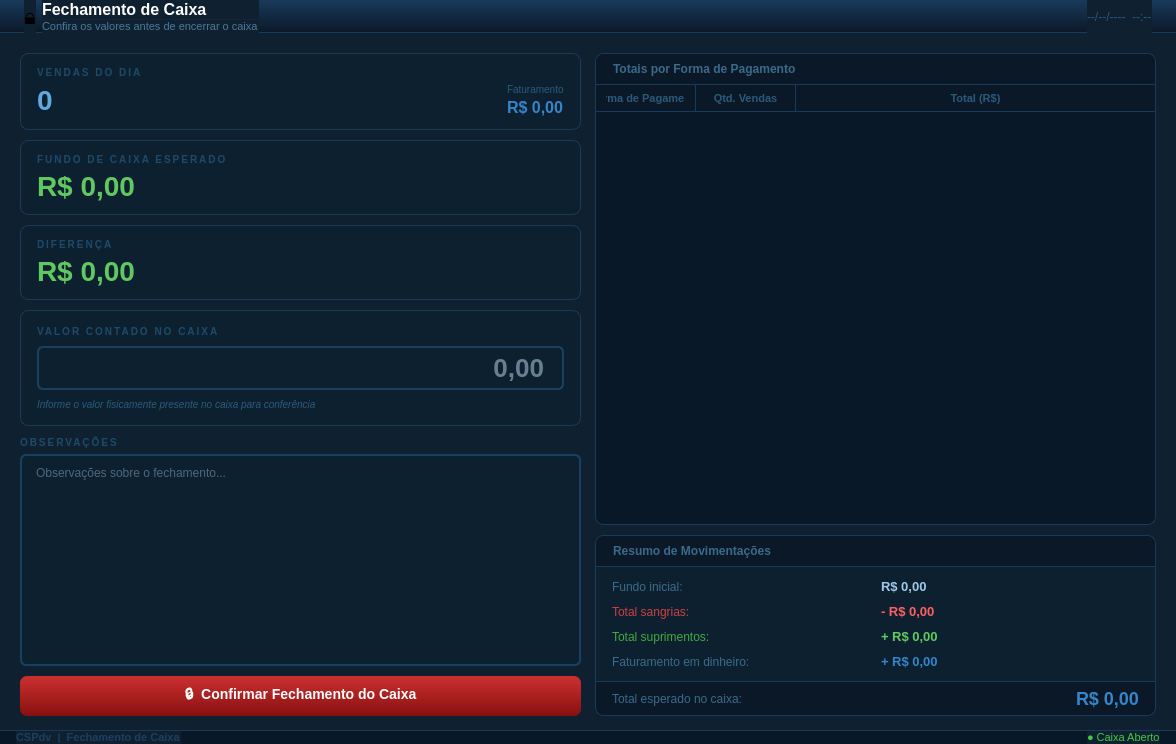
This is ui/venda/tela_fechamento_caixa.ui in iuryruansc/cspdv as Qt 5 draws it before an edit. The edited form follows.
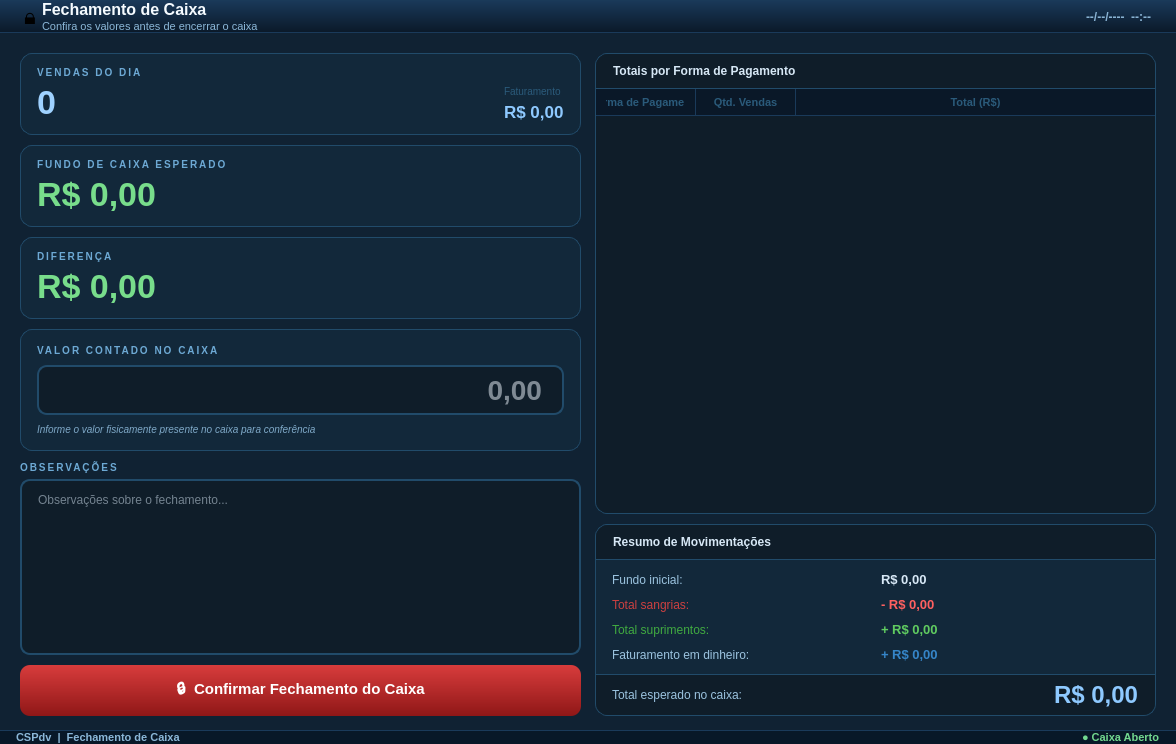
This is the edited form.

Commit message: view para vendas

The edit to the form file:
```diff
--- a/ui/venda/tela_fechamento_caixa.ui
+++ b/ui/venda/tela_fechamento_caixa.ui
@@ -7,7 +7,7 @@
   </property>
   <property name="windowTitle"><string>CSPdv - Fechamento de Caixa</string></property>
   <property name="styleSheet">
-   <string notr="true">QWidget { font-family: Arial; background-color: #0f2030; }</string>
+   <string notr="true">QWidget { font-family: Arial; background-color: #102233; } QLabel { background-color: transparent; }</string>
   </property>
 
   <layout class="QVBoxLayout" name="mainVLayout">
@@ -29,12 +29,12 @@
       <item><widget class="QLabel" name="lblHIco"><property name="text"><string>&#128274;</string></property><property name="styleSheet"><string notr="true">font-size:22px;</string></property></widget></item>
       <item>
        <layout class="QVBoxLayout"><property name="spacing"><number>1</number></property>
-        <item><widget class="QLabel" name="lblHTitulo"><property name="text"><string>Fechamento de Caixa</string></property><property name="styleSheet"><string notr="true">color:white;font-size:16px;font-weight:bold;</string></property></widget></item>
-        <item><widget class="QLabel" name="lblHSub"><property name="text"><string>Confira os valores antes de encerrar o caixa</string></property><property name="styleSheet"><string notr="true">color:#4a7a9a;font-size:11px;</string></property></widget></item>
+        <item><widget class="QLabel" name="lblHTitulo"><property name="text"><string>Fechamento de Caixa</string></property><property name="styleSheet"><string notr="true">color:#f5fbff;font-size:16px;font-weight:bold;</string></property></widget></item>
+        <item><widget class="QLabel" name="lblHSub"><property name="text"><string>Confira os valores antes de encerrar o caixa</string></property><property name="styleSheet"><string notr="true">color:#8bb7d8;font-size:11px;</string></property></widget></item>
        </layout>
       </item>
       <item><spacer><property name="orientation"><enum>Qt::Horizontal</enum></property><property name="sizeHint" stdset="0"><size><width>20</width><height>10</height></size></property></spacer></item>
-      <item><widget class="QLabel" name="lblHDataHora"><property name="text"><string>--/--/----  --:--</string></property><property name="styleSheet"><string notr="true">color:#2a5a7a;font-size:12px;</string></property></widget></item>
+      <item><widget class="QLabel" name="lblHDataHora"><property name="text"><string>--/--/----  --:--</string></property><property name="styleSheet"><string notr="true">color:#88b2d3;font-size:12px;font-weight:bold;</string></property></widget></item>
      </layout>
     </widget>
    </item>
@@ -66,20 +66,20 @@
          <item>
           <widget class="QFrame" name="cardVendas">
            <property name="minimumHeight"><number>80</number></property>
-           <property name="styleSheet"><string notr="true">QFrame#cardVendas{background-color:#0d2030;border:1px solid #1a3a5a;border-radius:8px;}</string></property>
+           <property name="styleSheet"><string notr="true">QFrame#cardVendas{background-color:#12283a;border:1px solid #214b6a;border-radius:12px;}</string></property>
            <layout class="QVBoxLayout" name="cardVendasVL">
             <property name="spacing"><number>4</number></property>
             <property name="leftMargin"><number>16</number></property><property name="topMargin"><number>12</number></property>
             <property name="rightMargin"><number>16</number></property><property name="bottomMargin"><number>12</number></property>
-            <item><widget class="QLabel" name="lblCardVendasLabel"><property name="text"><string>VENDAS DO DIA</string></property><property name="styleSheet"><string notr="true">font-size:10px;font-weight:bold;color:#1e4a6a;letter-spacing:2px;</string></property></widget></item>
+            <item><widget class="QLabel" name="lblCardVendasLabel"><property name="text"><string>VENDAS DO DIA</string></property><property name="styleSheet"><string notr="true">font-size:10px;font-weight:bold;color:#6da9d4;letter-spacing:2px;</string></property></widget></item>
             <item>
              <layout class="QHBoxLayout">
-              <item><widget class="QLabel" name="lblCardVendasValor"><property name="text"><string>0</string></property><property name="styleSheet"><string notr="true">font-size:28px;font-weight:bold;color:#60a8e0;</string></property></widget></item>
+              <item><widget class="QLabel" name="lblCardVendasValor"><property name="text"><string>0</string></property><property name="styleSheet"><string notr="true">font-size:34px;font-weight:bold;color:#9fd2ff;</string></property></widget></item>
               <item><spacer><property name="orientation"><enum>Qt::Horizontal</enum></property><property name="sizeHint" stdset="0"><size><width>10</width><height>10</height></size></property></spacer></item>
               <item>
                <layout class="QVBoxLayout"><property name="spacing"><number>2</number></property>
                 <item><widget class="QLabel" name="lblCardVendasTotalLabel"><property name="text"><string>Faturamento</string></property><property name="styleSheet"><string notr="true">font-size:10px;color:#2a5a7a;</string></property></widget></item>
-                <item><widget class="QLabel" name="lblCardVendasTotalValor"><property name="text"><string>R$ 0,00</string></property><property name="styleSheet"><string notr="true">font-size:16px;font-weight:bold;color:#3585c8;</string></property></widget></item>
+                <item><widget class="QLabel" name="lblCardVendasTotalValor"><property name="text"><string>R$ 0,00</string></property><property name="styleSheet"><string notr="true">font-size:17px;font-weight:bold;color:#8ec9ff;</string></property></widget></item>
                </layout>
               </item>
              </layout>
@@ -92,13 +92,13 @@
          <item>
           <widget class="QFrame" name="cardFundoCaixa">
            <property name="minimumHeight"><number>80</number></property>
-           <property name="styleSheet"><string notr="true">QFrame#cardFundoCaixa{background-color:#0d2030;border:1px solid #1a3a5a;border-radius:8px;}</string></property>
+           <property name="styleSheet"><string notr="true">QFrame#cardFundoCaixa{background-color:#12283a;border:1px solid #214b6a;border-radius:12px;}</string></property>
            <layout class="QVBoxLayout" name="cardFundoVL">
             <property name="spacing"><number>4</number></property>
             <property name="leftMargin"><number>16</number></property><property name="topMargin"><number>12</number></property>
             <property name="rightMargin"><number>16</number></property><property name="bottomMargin"><number>12</number></property>
-            <item><widget class="QLabel" name="lblCardFundoLabel"><property name="text"><string>FUNDO DE CAIXA ESPERADO</string></property><property name="styleSheet"><string notr="true">font-size:10px;font-weight:bold;color:#1e4a6a;letter-spacing:2px;</string></property></widget></item>
-            <item><widget class="QLabel" name="lblCardFundoValor"><property name="text"><string>R$ 0,00</string></property><property name="styleSheet"><string notr="true">font-size:28px;font-weight:bold;color:#60c860;</string></property></widget></item>
+            <item><widget class="QLabel" name="lblCardFundoLabel"><property name="text"><string>FUNDO DE CAIXA ESPERADO</string></property><property name="styleSheet"><string notr="true">font-size:10px;font-weight:bold;color:#6da9d4;letter-spacing:2px;</string></property></widget></item>
+            <item><widget class="QLabel" name="lblCardFundoValor"><property name="text"><string>R$ 0,00</string></property><property name="styleSheet"><string notr="true">font-size:34px;font-weight:bold;color:#78dd8b;</string></property></widget></item>
            </layout>
           </widget>
          </item>
@@ -107,13 +107,13 @@
          <item>
           <widget class="QFrame" name="cardDiferenca">
            <property name="minimumHeight"><number>80</number></property>
-           <property name="styleSheet"><string notr="true">QFrame#cardDiferenca{background-color:#0d2030;border:1px solid #1a3a5a;border-radius:8px;}</string></property>
+           <property name="styleSheet"><string notr="true">QFrame#cardDiferenca{background-color:#12283a;border:1px solid #214b6a;border-radius:12px;}</string></property>
            <layout class="QVBoxLayout" name="cardDifVL">
             <property name="spacing"><number>4</number></property>
             <property name="leftMargin"><number>16</number></property><property name="topMargin"><number>12</number></property>
             <property name="rightMargin"><number>16</number></property><property name="bottomMargin"><number>12</number></property>
-            <item><widget class="QLabel" name="lblCardDifLabel"><property name="text"><string>DIFERENÇA</string></property><property name="styleSheet"><string notr="true">font-size:10px;font-weight:bold;color:#1e4a6a;letter-spacing:2px;</string></property></widget></item>
-            <item><widget class="QLabel" name="lblCardDifValor"><property name="text"><string>R$ 0,00</string></property><property name="styleSheet"><string notr="true">font-size:28px;font-weight:bold;color:#60c860;</string></property></widget></item>
+            <item><widget class="QLabel" name="lblCardDifLabel"><property name="text"><string>DIFERENÇA</string></property><property name="styleSheet"><string notr="true">font-size:10px;font-weight:bold;color:#6da9d4;letter-spacing:2px;</string></property></widget></item>
+            <item><widget class="QLabel" name="lblCardDifValor"><property name="text"><string>R$ 0,00</string></property><property name="styleSheet"><string notr="true">font-size:34px;font-weight:bold;color:#78dd8b;</string></property></widget></item>
            </layout>
           </widget>
          </item>
@@ -121,21 +121,21 @@
          <!-- Conferência: valor em caixa -->
          <item>
           <widget class="QFrame" name="frameConferencia">
-           <property name="styleSheet"><string notr="true">QFrame#frameConferencia{background-color:#0d2030;border:1px solid #1a3a5a;border-radius:8px;}</string></property>
+           <property name="styleSheet"><string notr="true">QFrame#frameConferencia{background-color:#12283a;border:1px solid #214b6a;border-radius:12px;}</string></property>
            <layout class="QVBoxLayout" name="confVLayout">
             <property name="spacing"><number>8</number></property>
             <property name="leftMargin"><number>16</number></property><property name="topMargin"><number>14</number></property>
             <property name="rightMargin"><number>16</number></property><property name="bottomMargin"><number>14</number></property>
-            <item><widget class="QLabel" name="lblConfLabel"><property name="text"><string>VALOR CONTADO NO CAIXA</string></property><property name="styleSheet"><string notr="true">font-size:10px;font-weight:bold;color:#1e4a6a;letter-spacing:2px;</string></property></widget></item>
+            <item><widget class="QLabel" name="lblConfLabel"><property name="text"><string>VALOR CONTADO NO CAIXA</string></property><property name="styleSheet"><string notr="true">font-size:10px;font-weight:bold;color:#6da9d4;letter-spacing:2px;</string></property></widget></item>
             <item>
              <widget class="QLineEdit" name="lineEditValorContado">
               <property name="minimumHeight"><number>52</number></property>
               <property name="alignment"><set>Qt::AlignRight|Qt::AlignVCenter</set></property>
               <property name="placeholderText"><string>0,00</string></property>
-              <property name="styleSheet"><string notr="true">QLineEdit{background-color:#0d2030;border:2px solid #1a4060;border-radius:6px;font-size:26px;font-weight:bold;color:#c0dff4;padding:4px 16px;}QLineEdit:focus{border:2px solid #3585c8;background-color:#0f2840;}</string></property>
+              <property name="styleSheet"><string notr="true">QLineEdit{background-color:#0f1d29;border:2px solid #214b6a;border-radius:10px;font-size:28px;font-weight:bold;color:#f0f7ff;padding:6px 18px;}QLineEdit:focus{border:2px solid #4d96d8;background-color:#13273a;}</string></property>
              </widget>
             </item>
-            <item><widget class="QLabel" name="lblConfDica"><property name="text"><string>Informe o valor fisicamente presente no caixa para conferência</string></property><property name="styleSheet"><string notr="true">font-size:10px;color:#2a5a7a;font-style:italic;</string></property></widget></item>
+            <item><widget class="QLabel" name="lblConfDica"><property name="text"><string>Informe o valor fisicamente presente no caixa para conferência</string></property><property name="styleSheet"><string notr="true">font-size:10px;color:#7fa9c8;font-style:italic;</string></property></widget></item>
            </layout>
           </widget>
          </item>
@@ -143,13 +143,13 @@
          <!-- Observações de fechamento -->
          <item>
           <layout class="QVBoxLayout"><property name="spacing"><number>5</number></property>
-           <item><widget class="QLabel" name="lblObsLabel"><property name="text"><string>OBSERVAÇÕES</string></property><property name="styleSheet"><string notr="true">font-size:10px;font-weight:bold;color:#1e4a6a;letter-spacing:2px;</string></property></widget></item>
+           <item><widget class="QLabel" name="lblObsLabel"><property name="text"><string>OBSERVAÇÕES</string></property><property name="styleSheet"><string notr="true">font-size:10px;font-weight:bold;color:#6da9d4;letter-spacing:2px;</string></property></widget></item>
            <item>
             <widget class="QPlainTextEdit" name="plainTextObs">
              <property name="minimumHeight"><number>52</number></property>
              <property name="maximumHeight"><number>52</number></property>
              <property name="placeholderText"><string>Observações sobre o fechamento...</string></property>
-             <property name="styleSheet"><string notr="true">QPlainTextEdit{background-color:#0d2030;border:2px solid #1a4060;border-radius:6px;font-size:12px;color:#8ab0cc;padding:6px 10px;}QPlainTextEdit:focus{border-color:#3585c8;}</string></property>
+             <property name="styleSheet"><string notr="true">QPlainTextEdit{background-color:#0f1d29;border:2px solid #214b6a;border-radius:10px;font-size:12px;color:#d7e8f6;padding:8px 12px;}QPlainTextEdit:focus{border-color:#4d96d8;}</string></property>
             </widget>
            </item>
           </layout>
@@ -160,7 +160,7 @@
           <widget class="QPushButton" name="btnFecharCaixa">
            <property name="text"><string>&#128274;  Confirmar Fechamento do Caixa</string></property>
            <property name="minimumHeight"><number>50</number></property>
-           <property name="styleSheet"><string notr="true">QPushButton{background:qlineargradient(x1:0,y1:0,x2:0,y2:1,stop:0 #cc3030,stop:1 #881010);color:white;font-size:14px;font-weight:bold;border:none;border-radius:7px;padding:8px;}QPushButton:hover{background:qlineargradient(x1:0,y1:0,x2:0,y2:1,stop:0 #dd4040,stop:1 #991818);}QPushButton:pressed{background:qlineargradient(x1:0,y1:0,x2:0,y2:1,stop:0 #aa1010,stop:1 #660808);}</string></property>
+           <property name="styleSheet"><string notr="true">QPushButton{background:qlineargradient(x1:0,y1:0,x2:0,y2:1,stop:0 #d83c3c,stop:1 #8f1717);color:white;font-size:15px;font-weight:bold;border:none;border-radius:10px;padding:12px;}QPushButton:hover{background:qlineargradient(x1:0,y1:0,x2:0,y2:1,stop:0 #dd4040,stop:1 #991818);}QPushButton:pressed{background:qlineargradient(x1:0,y1:0,x2:0,y2:1,stop:0 #aa1010,stop:1 #660808);}</string></property>
           </widget>
          </item>
 
@@ -182,7 +182,7 @@
          <!-- Totais por forma de pagamento -->
          <item>
           <widget class="QFrame" name="frameTotaisPgto">
-           <property name="styleSheet"><string notr="true">QFrame#frameTotaisPgto{background-color:#0d2030;border:1px solid #1a3a5a;border-radius:8px;}</string></property>
+           <property name="styleSheet"><string notr="true">QFrame#frameTotaisPgto{background-color:#12283a;border:1px solid #214b6a;border-radius:12px;}</string></property>
            <layout class="QVBoxLayout" name="totaisPgtoVL">
             <property name="spacing"><number>0</number></property>
             <property name="leftMargin"><number>0</number></property>
@@ -194,7 +194,7 @@
               <property name="text"><string>Totais por Forma de Pagamento</string></property>
               <property name="minimumHeight"><number>36</number></property>
               <property name="maximumHeight"><number>36</number></property>
-              <property name="styleSheet"><string notr="true">QLabel{background-color:#0a1828;color:#3a6a8a;font-size:12px;font-weight:bold;padding:8px 14px;border-top-left-radius:8px;border-top-right-radius:8px;border-bottom:1px solid #1a3a5a;}</string></property>
+              <property name="styleSheet"><string notr="true">QLabel{background-color:#0f1d29;color:#d7e8f6;font-size:12px;font-weight:bold;padding:10px 14px;border-top-left-radius:12px;border-top-right-radius:12px;border-bottom:1px solid #214b6a;}</string></property>
              </widget>
             </item>
             <item>
@@ -202,7 +202,7 @@
               <property name="minimumHeight"><number>160</number></property>
               <property name="styleSheet">
                <string notr="true">
-                QTableWidget{background-color:#081828;alternate-background-color:#0a1e30;border:none;border-bottom-left-radius:8px;border-bottom-right-radius:8px;font-size:12px;gridline-color:#1a3a5a;outline:0;color:#a0c8e8;}
+                QTableWidget{background-color:#0f1d29;alternate-background-color:#132637;border:none;border-bottom-left-radius:12px;border-bottom-right-radius:12px;font-size:12px;gridline-color:#1b3b56;outline:0;color:#d7e8f6;}
                 QTableWidget::item{padding:5px 10px;}
                 QTableWidget::item:selected{background-color:#1a4a7a;color:white;}
                 QHeaderView::section:horizontal{background-color:#0a1828;color:#2a5a7a;font-size:11px;font-weight:bold;padding:4px 10px;border:none;border-right:1px solid #1a3a5a;border-bottom:1px solid #1a3a5a;}
@@ -241,7 +241,7 @@
          <!-- Resumo de movimentações -->
          <item>
           <widget class="QFrame" name="frameResMovimentacoes">
-           <property name="styleSheet"><string notr="true">QFrame#frameResMovimentacoes{background-color:#0d2030;border:1px solid #1a3a5a;border-radius:8px;}</string></property>
+           <property name="styleSheet"><string notr="true">QFrame#frameResMovimentacoes{background-color:#12283a;border:1px solid #214b6a;border-radius:12px;}</string></property>
            <layout class="QVBoxLayout" name="resMovVL">
             <property name="spacing"><number>0</number></property>
             <property name="leftMargin"><number>0</number></property>
@@ -253,7 +253,7 @@
               <property name="text"><string>Resumo de Movimentações</string></property>
               <property name="minimumHeight"><number>36</number></property>
               <property name="maximumHeight"><number>36</number></property>
-              <property name="styleSheet"><string notr="true">QLabel{background-color:#0a1828;color:#3a6a8a;font-size:12px;font-weight:bold;padding:8px 14px;border-top-left-radius:8px;border-top-right-radius:8px;border-bottom:1px solid #1a3a5a;}</string></property>
+              <property name="styleSheet"><string notr="true">QLabel{background-color:#0f1d29;color:#d7e8f6;font-size:12px;font-weight:bold;padding:10px 14px;border-top-left-radius:12px;border-top-right-radius:12px;border-bottom:1px solid #214b6a;}</string></property>
              </widget>
             </item>
             <item>
@@ -265,13 +265,13 @@
                <property name="topMargin"><number>12</number></property>
                <property name="rightMargin"><number>16</number></property>
                <property name="bottomMargin"><number>12</number></property>
-               <item row="0" column="0"><widget class="QLabel" name="lblFundoInicialLabel"><property name="text"><string>Fundo inicial:</string></property><property name="styleSheet"><string notr="true">font-size:12px;color:#3a6a8a;</string></property></widget></item>
-               <item row="0" column="1"><widget class="QLabel" name="lblFundoInicialValor"><property name="text"><string>R$ 0,00</string></property><property name="styleSheet"><string notr="true">font-size:13px;font-weight:bold;color:#a0c8e8;</string></property></widget></item>
+               <item row="0" column="0"><widget class="QLabel" name="lblFundoInicialLabel"><property name="text"><string>Fundo inicial:</string></property><property name="styleSheet"><string notr="true">font-size:12px;color:#9bc3df;</string></property></widget></item>
+               <item row="0" column="1"><widget class="QLabel" name="lblFundoInicialValor"><property name="text"><string>R$ 0,00</string></property><property name="styleSheet"><string notr="true">font-size:13px;font-weight:bold;color:#d7e8f6;</string></property></widget></item>
                <item row="1" column="0"><widget class="QLabel" name="lblTotalSangriaLabel"><property name="text"><string>Total sangrias:</string></property><property name="styleSheet"><string notr="true">font-size:12px;color:#cc4040;</string></property></widget></item>
                <item row="1" column="1"><widget class="QLabel" name="lblTotalSangriaValor"><property name="text"><string>- R$ 0,00</string></property><property name="styleSheet"><string notr="true">font-size:13px;font-weight:bold;color:#ff6060;</string></property></widget></item>
                <item row="2" column="0"><widget class="QLabel" name="lblTotalSupLabel"><property name="text"><string>Total suprimentos:</string></property><property name="styleSheet"><string notr="true">font-size:12px;color:#40aa40;</string></property></widget></item>
                <item row="2" column="1"><widget class="QLabel" name="lblTotalSupValor"><property name="text"><string>+ R$ 0,00</string></property><property name="styleSheet"><string notr="true">font-size:13px;font-weight:bold;color:#60cc60;</string></property></widget></item>
-               <item row="3" column="0"><widget class="QLabel" name="lblFaturamentoLabel"><property name="text"><string>Faturamento em dinheiro:</string></property><property name="styleSheet"><string notr="true">font-size:12px;color:#3a6a8a;</string></property></widget></item>
+               <item row="3" column="0"><widget class="QLabel" name="lblFaturamentoLabel"><property name="text"><string>Faturamento em dinheiro:</string></property><property name="styleSheet"><string notr="true">font-size:12px;color:#9bc3df;</string></property></widget></item>
                <item row="3" column="1"><widget class="QLabel" name="lblFaturamentoValor"><property name="text"><string>+ R$ 0,00</string></property><property name="styleSheet"><string notr="true">font-size:13px;font-weight:bold;color:#3585c8;</string></property></widget></item>
               </layout>
              </widget>
@@ -280,13 +280,13 @@
              <widget class="QFrame" name="frameTotalEsperado">
               <property name="minimumHeight"><number>46</number></property>
               <property name="maximumHeight"><number>46</number></property>
-              <property name="styleSheet"><string notr="true">QFrame#frameTotalEsperado{background-color:#0a1828;border-top:1px solid #1a3a5a;border-bottom-left-radius:8px;border-bottom-right-radius:8px;}</string></property>
+              <property name="styleSheet"><string notr="true">QFrame#frameTotalEsperado{background-color:#0f1d29;border-top:1px solid #214b6a;border-bottom-left-radius:12px;border-bottom-right-radius:12px;}</string></property>
               <layout class="QHBoxLayout" name="totalEspHL">
                <property name="leftMargin"><number>16</number></property><property name="topMargin"><number>6</number></property>
                <property name="rightMargin"><number>16</number></property><property name="bottomMargin"><number>6</number></property>
-               <item><widget class="QLabel" name="lblTotalEspLabel"><property name="text"><string>Total esperado no caixa:</string></property><property name="styleSheet"><string notr="true">font-size:12px;color:#3a6a8a;</string></property></widget></item>
+               <item><widget class="QLabel" name="lblTotalEspLabel"><property name="text"><string>Total esperado no caixa:</string></property><property name="styleSheet"><string notr="true">font-size:12px;color:#9bc3df;</string></property></widget></item>
                <item><spacer><property name="orientation"><enum>Qt::Horizontal</enum></property><property name="sizeHint" stdset="0"><size><width>10</width><height>10</height></size></property></spacer></item>
-               <item><widget class="QLabel" name="lblTotalEspValor"><property name="text"><string>R$ 0,00</string></property><property name="styleSheet"><string notr="true">font-size:18px;font-weight:bold;color:#3585c8;</string></property></widget></item>
+               <item><widget class="QLabel" name="lblTotalEspValor"><property name="text"><string>R$ 0,00</string></property><property name="styleSheet"><string notr="true">font-size:24px;font-weight:bold;color:#8ec9ff;</string></property></widget></item>
               </layout>
              </widget>
             </item>
@@ -311,9 +311,9 @@
      <layout class="QHBoxLayout" name="statusHL">
       <property name="leftMargin"><number>16</number></property><property name="topMargin"><number>0</number></property>
       <property name="rightMargin"><number>16</number></property><property name="bottomMargin"><number>0</number></property>
-      <item><widget class="QLabel" name="lblStatus"><property name="text"><string>CSPdv  |  Fechamento de Caixa</string></property><property name="styleSheet"><string notr="true">color:#1a4060;font-size:11px;font-weight:bold;</string></property></widget></item>
+      <item><widget class="QLabel" name="lblStatus"><property name="text"><string>CSPdv  |  Fechamento de Caixa</string></property><property name="styleSheet"><string notr="true">color:#8bb7d8;font-size:11px;font-weight:bold;</string></property></widget></item>
       <item><spacer><property name="orientation"><enum>Qt::Horizontal</enum></property><property name="sizeHint" stdset="0"><size><width>20</width><height>10</height></size></property></spacer></item>
-      <item><widget class="QLabel" name="lblStatusCaixaAberto"><property name="text"><string>&#9679; Caixa Aberto</string></property><property name="styleSheet"><string notr="true">color:#40cc40;font-size:11px;</string></property></widget></item>
+      <item><widget class="QLabel" name="lblStatusCaixaAberto"><property name="text"><string>&#9679; Caixa Aberto</string></property><property name="styleSheet"><string notr="true">color:#72d88f;font-size:11px;font-weight:bold;</string></property></widget></item>
      </layout>
     </widget>
    </item>
```
The commit also changes 12 other files.
